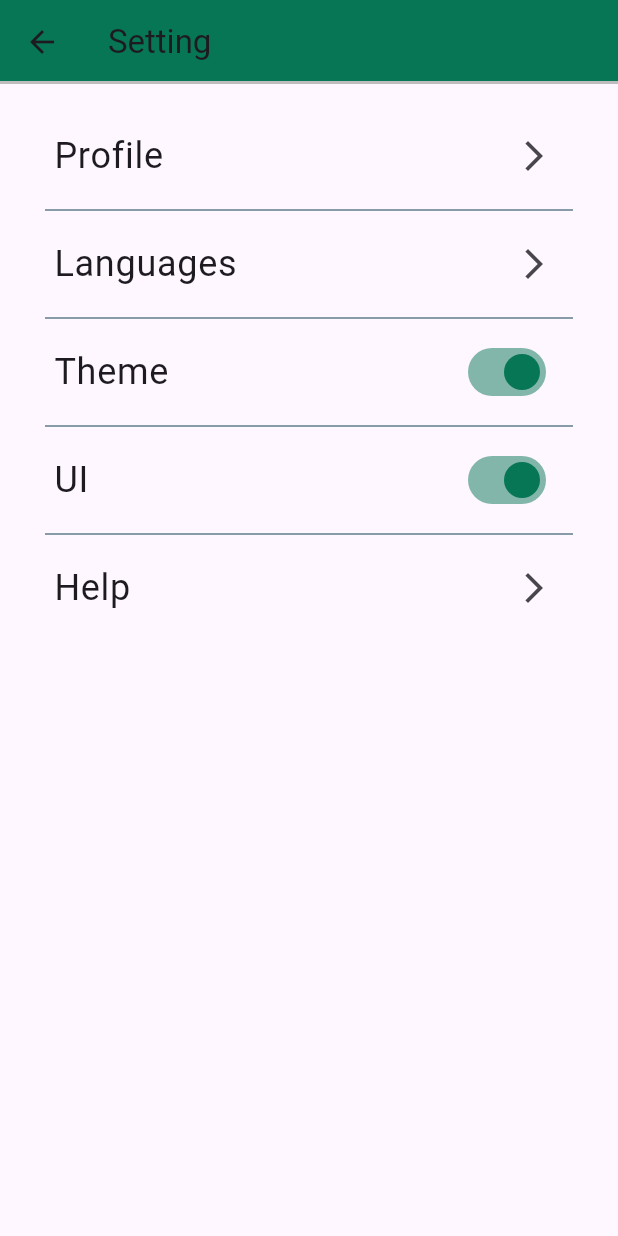
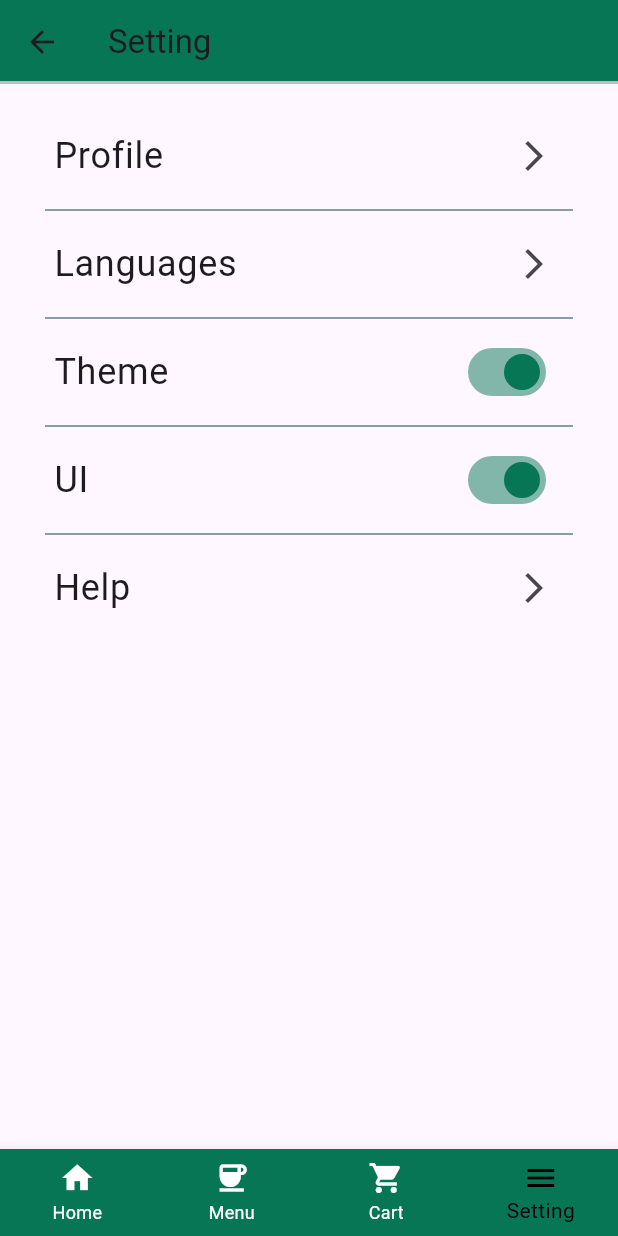
Before and after one commit to PeerapatAtta/Flutter_DPU_FinalProject, a Flutter app: the SettingPage screen opened by its route, on a phone screen of 412 x 824 dp. Run offline on Flutter 3.47's test engine with Material 3 defaults, Android fonts, the phone set to English and light mode, and no system bars; our stand-ins replace dio, shared_preferences; accounts and stored records are empty; network calls fail.

```diff
--- a/lib/cart.dart
+++ b/lib/cart.dart
@@ -30,6 +30,37 @@ class _CartPageState extends State<CartPage> {
           ],
         ),
       ),
+      bottomNavigationBar: BottomNavigationBar(
+        type: BottomNavigationBarType.fixed,
+        backgroundColor: color1,
+        selectedItemColor: Colors.black,
+        unselectedItemColor: Colors.white,
+        currentIndex: 2,
+        items: bottomNavItems(),
+        onTap: (index) => (),
+      ),
     );
   }
+
+  List<BottomNavigationBarItem> bottomNavItems() {
+    var itemIcons = [
+      Icons.home,
+      Icons.coffee,
+      Icons.shopping_cart,
+      Icons.menu,
+    ];
+    var itemLabels = [
+      'Home',
+      'Menu',
+      'Cart',
+      'Setting',
+    ];
+
+    return List.generate(
+        itemIcons.length,
+        (index) => BottomNavigationBarItem(
+              icon: Icon(itemIcons[index]),
+              label: itemLabels[index],
+            ));
+  }
 }
--- a/lib/product_list.dart
+++ b/lib/product_list.dart
@@ -113,7 +113,7 @@ class _ProductListState extends State<ProductList> {
                           child: Text(
                               "Updated Date ${productList[index]["update_date"]}")),
                       ButtonBar(
-                        alignment: MainAxisAlignment.end,
+                        alignment: MainAxisAlignment.center,
                         children: [
                           ElevatedButton(
                             onPressed: () => showDialog<String>(
@@ -137,7 +137,7 @@ class _ProductListState extends State<ProductList> {
                               ),
                             ),
                             style: ElevatedButton.styleFrom(
-                              backgroundColor: color1,
+                              backgroundColor: Colors.red,
                             ),
                             child: Text(
                               'Delete',
@@ -198,7 +198,38 @@ class _ProductListState extends State<ProductList> {
           ),
         ],
       ),
+      bottomNavigationBar: BottomNavigationBar(
+        type: BottomNavigationBarType.fixed,
+        backgroundColor: color1,
+        selectedItemColor: Colors.black,
+        unselectedItemColor: Colors.white,
+        currentIndex: 1,
+        items: bottomNavItems(),
+        onTap: (index) => (),
+      ),
     );
+  }
+
+  List<BottomNavigationBarItem> bottomNavItems() {
+    var itemIcons = [
+      Icons.home,
+      Icons.coffee,
+      Icons.shopping_cart,
+      Icons.menu,
+    ];
+    var itemLabels = [
+      'Home',
+      'Menu',
+      'Cart',
+      'Setting',
+    ];
+
+    return List.generate(
+        itemIcons.length,
+        (index) => BottomNavigationBarItem(
+              icon: Icon(itemIcons[index]),
+              label: itemLabels[index],
+            ));
   }
 }
 
--- a/lib/setting.dart
+++ b/lib/setting.dart
@@ -46,7 +46,38 @@ class _SettingPageState extends State<SettingPage> {
           endIndent: 10,
         ),
       ),
+      bottomNavigationBar: BottomNavigationBar(
+        type: BottomNavigationBarType.fixed,
+        backgroundColor: color1,
+        selectedItemColor: Colors.black,
+        unselectedItemColor: Colors.white,
+        currentIndex: 3,
+        items: bottomNavItems(),
+        onTap: (index) => (),
+      ),
     );
+  }
+
+  List<BottomNavigationBarItem> bottomNavItems() {
+    var itemIcons = [
+      Icons.home,
+      Icons.coffee,
+      Icons.shopping_cart,
+      Icons.menu,
+    ];
+    var itemLabels = [
+      'Home',
+      'Menu',
+      'Cart',
+      'Setting',
+    ];
+
+    return List.generate(
+        itemIcons.length,
+        (index) => BottomNavigationBarItem(
+              icon: Icon(itemIcons[index]),
+              label: itemLabels[index],
+            ));
   }
 
   Widget buildListItem(BuildContext ctx, int index) => ListTile(
```
Also changed, not shown: lib/homePage.dart (+3 -7 lines).
